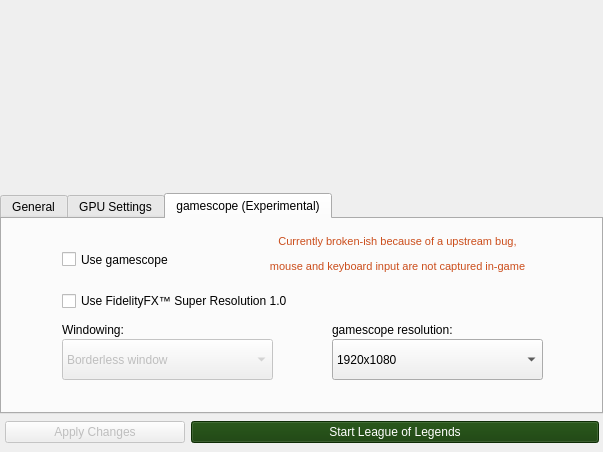
Above: python_src/ui/installer.ui from polkaulfield/lol-for-linux-installer before the change. Below: the same form after it.
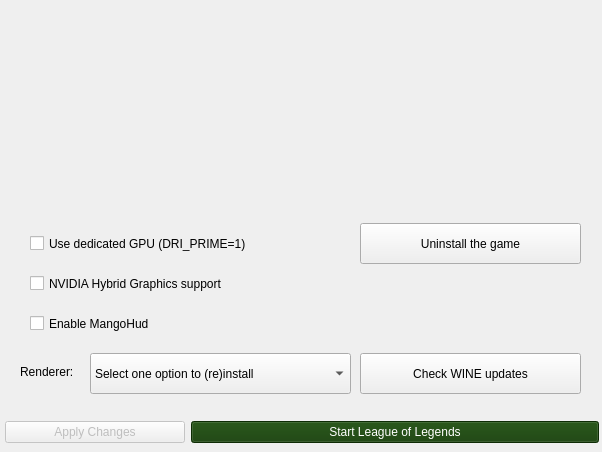
That is the form after the change. The open tabs and pages were chosen to show the change. Icons and pictures are not drawn.

Diff of the .ui file:
```diff
--- a/python_src/ui/installer.ui
+++ b/python_src/ui/installer.ui
@@ -9,7 +9,7 @@
    <rect>
     <x>0</x>
     <y>0</y>
-    <width>603</width>
+    <width>602</width>
     <height>452</height>
    </rect>
   </property>
@@ -192,7 +192,7 @@
            <item>
             <widget class="QStackedWidget" name="stackedWidget">
              <property name="currentIndex">
-              <number>1</number>
+              <number>3</number>
              </property>
              <widget class="QWidget" name="welcome">
               <widget class="QLabel" name="adviselabel">
@@ -811,43 +811,18 @@
                 </item>
                </layout>
               </widget>
-              <widget class="QTabWidget" name="tabWidget">
-               <property name="geometry">
-                <rect>
-                 <x>0</x>
-                 <y>0</y>
-                 <width>603</width>
-                 <height>221</height>
-                </rect>
-               </property>
-               <property name="tabPosition">
-                <enum>QTabWidget::North</enum>
-               </property>
-               <property name="tabShape">
-                <enum>QTabWidget::Rounded</enum>
-               </property>
-               <property name="currentIndex">
-                <number>0</number>
-               </property>
-               <widget class="QWidget" name="tab">
-                <attribute name="title">
-                 <string>General</string>
-                </attribute>
-                <widget class="QCheckBox" name="Usemangohud">
+              <widget class="QCheckBox" name="Usenvidiahybrid">
                  <property name="enabled">
                   <bool>true</bool>
                  </property>
                  <property name="geometry">
                   <rect>
                    <x>30</x>
-                   <y>40</y>
-                   <width>241</width>
+                 <y>70</y>
+                 <width>321</width>
                    <height>41</height>
                   </rect>
                  </property>
-                 <property name="toolTip">
-                  <string>&lt;html&gt;&lt;head/&gt;&lt;body&gt;&lt;p&gt;You need the MangoHud package installed system-wide&lt;/p&gt;&lt;p&gt;MangoHud is a overlay that shows performance data and can be configured graphically using 'goverlay'.&lt;/p&gt;&lt;/body&gt;&lt;/html&gt;</string>
-                 </property>
                  <property name="layoutDirection">
                   <enum>Qt::LeftToRight</enum>
                  </property>
@@ -855,24 +830,37 @@
                   <bool>false</bool>
                  </property>
                  <property name="text">
-                  <string>Enable MangoHud</string>
+                <string>NVIDIA Hybrid Graphics support</string>
                  </property>
                  <property name="icon">
                   <iconset theme="video-display">
                    <normaloff>.</normaloff>.</iconset>
                  </property>
                 </widget>
-                <widget class="QLabel" name="labelrenderer">
+              <widget class="QCheckBox" name="Usedriprime">
+               <property name="enabled">
+                <bool>true</bool>
+               </property>
                  <property name="geometry">
                   <rect>
                    <x>30</x>
-                   <y>80</y>
-                   <width>61</width>
-                   <height>18</height>
-                  </rect>
-                 </property>
+                 <y>30</y>
+                 <width>321</width>
+                 <height>41</height>
+                </rect>
+               </property>
+               <property name="layoutDirection">
+                <enum>Qt::LeftToRight</enum>
+               </property>
+               <property name="autoFillBackground">
+                <bool>false</bool>
+               </property>
                  <property name="text">
-                  <string>Renderer:</string>
+                <string>Use dedicated GPU (DRI_PRIME=1)</string>
+               </property>
+               <property name="icon">
+                <iconset theme="video-display">
+                 <normaloff>.</normaloff>.</iconset>
                  </property>
                 </widget>
                 <widget class="QComboBox" name="rendererCombobox">
@@ -881,15 +869,12 @@
                  </property>
                  <property name="geometry">
                   <rect>
-                   <x>30</x>
-                   <y>100</y>
+                 <x>90</x>
+                 <y>160</y>
                    <width>261</width>
                    <height>41</height>
                   </rect>
                  </property>
-                 <property name="toolTip">
-                  <string>&lt;html&gt;&lt;head/&gt;&lt;body&gt;&lt;p&gt;You dont need to reinstall DXVK every time&lt;/p&gt;&lt;p&gt;Do it once with the selected version, reinstallation is only necessary when a wine update is done.&lt;/p&gt;&lt;p&gt;Recommended DXVK version for old GPU's is &lt;span style=&quot; font-weight:700;&quot;&gt;1.10.3&lt;/span&gt;&lt;/p&gt;&lt;p&gt;&lt;span style=&quot; font-weight:700;&quot;&gt;Your GPU needs to support Vulkan!&lt;/span&gt;&lt;/p&gt;&lt;/body&gt;&lt;/html&gt;</string>
-                 </property>
                  <item>
                   <property name="text">
                    <string>Select one option to (re)install</string>
@@ -906,23 +891,59 @@
                   </property>
                  </item>
                 </widget>
+              <widget class="QLabel" name="labelrenderer">
+               <property name="geometry">
+                <rect>
+                 <x>20</x>
+                 <y>170</y>
+                 <width>61</width>
+                 <height>18</height>
+                </rect>
+               </property>
+               <property name="text">
+                <string>Renderer:</string>
+               </property>
+              </widget>
+              <widget class="QCheckBox" name="Usemangohud">
+               <property name="enabled">
+                <bool>true</bool>
+               </property>
+               <property name="geometry">
+                <rect>
+                 <x>30</x>
+                 <y>110</y>
+                 <width>321</width>
+                 <height>41</height>
+                </rect>
+               </property>
+               <property name="layoutDirection">
+                <enum>Qt::LeftToRight</enum>
+               </property>
+               <property name="autoFillBackground">
+                <bool>false</bool>
+               </property>
+               <property name="text">
+                <string>Enable MangoHud</string>
+               </property>
+               <property name="icon">
+                <iconset theme="video-display">
+                 <normaloff>.</normaloff>.</iconset>
+               </property>
+              </widget>
                 <widget class="QPushButton" name="uninstallLeaguebutton">
                  <property name="geometry">
                   <rect>
-                   <x>530</x>
-                   <y>100</y>
-                   <width>41</width>
+                 <x>360</x>
+                 <y>30</y>
+                 <width>221</width>
                    <height>41</height>
                   </rect>
                  </property>
-                 <property name="toolTip">
-                  <string>&lt;html&gt;&lt;head/&gt;&lt;body&gt;&lt;p&gt;Uninstall the game, no prompt will be shown&lt;/p&gt;&lt;p&gt;The game will imediately be removed.&lt;/p&gt;&lt;/body&gt;&lt;/html&gt;</string>
-                 </property>
                  <property name="autoFillBackground">
                   <bool>false</bool>
                  </property>
                  <property name="text">
-                  <string/>
+                <string>Uninstall the game</string>
                  </property>
                  <property name="icon">
                   <iconset theme="edit-delete">
@@ -935,9 +956,9 @@
                 <widget class="QPushButton" name="checkWineupdates">
                  <property name="geometry">
                   <rect>
-                   <x>320</x>
-                   <y>100</y>
-                   <width>201</width>
+                 <x>360</x>
+                 <y>160</y>
+                 <width>221</width>
                    <height>41</height>
                   </rect>
                  </property>
@@ -948,208 +969,6 @@
                   <iconset theme="view-refresh">
                    <normaloff>.</normaloff>.</iconset>
                  </property>
-                </widget>
-               </widget>
-               <widget class="QWidget" name="tab_3">
-                <attribute name="title">
-                 <string>GPU Settings</string>
-                </attribute>
-                <widget class="QCheckBox" name="Usedriprime">
-                 <property name="enabled">
-                  <bool>true</bool>
-                 </property>
-                 <property name="geometry">
-                  <rect>
-                   <x>40</x>
-                   <y>60</y>
-                   <width>600</width>
-                   <height>24</height>
-                  </rect>
-                 </property>
-                 <property name="toolTip">
-                  <string>&lt;html&gt;&lt;head/&gt;&lt;body&gt;&lt;p&gt;Useful for people using multiple GPU's&lt;/p&gt;&lt;p&gt;Intel and AMD GPU's/APU's only&lt;/p&gt;&lt;/body&gt;&lt;/html&gt;</string>
-                 </property>
-                 <property name="layoutDirection">
-                  <enum>Qt::LeftToRight</enum>
-                 </property>
-                 <property name="autoFillBackground">
-                  <bool>false</bool>
-                 </property>
-                 <property name="text">
-                  <string>Use dedicated GPU (DRI_PRIME=1)</string>
-                 </property>
-                 <property name="icon">
-                  <iconset theme="video-display">
-                   <normaloff>.</normaloff>.</iconset>
-                 </property>
-                </widget>
-                <widget class="QCheckBox" name="Usenvidiahybrid">
-                 <property name="enabled">
-                  <bool>true</bool>
-                 </property>
-                 <property name="geometry">
-                  <rect>
-                   <x>40</x>
-                   <y>100</y>
-                   <width>600</width>
-                   <height>24</height>
-                  </rect>
-                 </property>
-                 <property name="toolTip">
-                  <string>&lt;html&gt;&lt;head/&gt;&lt;body&gt;&lt;p&gt;Useful for people using NVIDIA laptops and other setups that have a combination of NVIDIA GPU's + APU's&lt;/p&gt;&lt;/body&gt;&lt;/html&gt;</string>
-                 </property>
-                 <property name="layoutDirection">
-                  <enum>Qt::LeftToRight</enum>
-                 </property>
-                 <property name="autoFillBackground">
-                  <bool>false</bool>
-                 </property>
-                 <property name="text">
-                  <string>NVIDIA Hybrid Graphics support</string>
-                 </property>
-                 <property name="icon">
-                  <iconset theme="video-display">
-                   <normaloff>.</normaloff>.</iconset>
-                 </property>
-                </widget>
-               </widget>
-               <widget class="QWidget" name="tab_2">
-                <attribute name="title">
-                 <string>gamescope (Experimental)</string>
-                </attribute>
-                <widget class="QCheckBox" name="Usegamescope">
-                 <property name="enabled">
-                  <bool>true</bool>
-                 </property>
-                 <property name="geometry">
-                  <rect>
-                   <x>60</x>
-                   <y>20</y>
-                   <width>161</width>
-                   <height>41</height>
-                  </rect>
-                 </property>
-                 <property name="layoutDirection">
-                  <enum>Qt::LeftToRight</enum>
-                 </property>
-                 <property name="autoFillBackground">
-                  <bool>false</bool>
-                 </property>
-                 <property name="text">
-                  <string>Use gamescope</string>
-                 </property>
-                 <property name="icon">
-                  <iconset theme="video-display">
-                   <normaloff>.</normaloff>.</iconset>
-                 </property>
-                </widget>
-                <widget class="QComboBox" name="resolutioncombobox">
-                 <property name="enabled">
-                  <bool>true</bool>
-                 </property>
-                 <property name="geometry">
-                  <rect>
-                   <x>330</x>
-                   <y>120</y>
-                   <width>211</width>
-                   <height>41</height>
-                  </rect>
-                 </property>
-                 <item>
-                  <property name="text">
-                   <string>1920x1080</string>
-                  </property>
-                 </item>
-                 <item>
-                  <property name="text">
-                   <string>1280x720</string>
-                  </property>
-                 </item>
-                 <item>
-                  <property name="text">
-                   <string>800x450</string>
-                  </property>
-                 </item>
-                </widget>
-                <widget class="QLabel" name="resolutionlabel">
-                 <property name="geometry">
-                  <rect>
-                   <x>330</x>
-                   <y>100</y>
-                   <width>201</width>
-                   <height>21</height>
-                  </rect>
-                 </property>
-                 <property name="text">
-                  <string>gamescope resolution:</string>
-                 </property>
-                </widget>
-                <widget class="QLabel" name="label">
-                 <property name="geometry">
-                  <rect>
-                   <x>60</x>
-                   <y>100</y>
-                   <width>81</width>
-                   <height>21</height>
-                  </rect>
-                 </property>
-                 <property name="text">
-                  <string>Windowing:</string>
-                 </property>
-                </widget>
-                <widget class="QComboBox" name="gamescopewindowbox">
-                 <property name="enabled">
-                  <bool>false</bool>
-                 </property>
-                 <property name="geometry">
-                  <rect>
-                   <x>60</x>
-                   <y>120</y>
-                   <width>211</width>
-                   <height>41</height>
-                  </rect>
-                 </property>
-                 <item>
-                  <property name="text">
-                   <string>Borderless window</string>
-                  </property>
-                 </item>
-                 <item>
-                  <property name="text">
-                   <string>Fullscreen window</string>
-                  </property>
-                 </item>
-                </widget>
-                <widget class="QCheckBox" name="Usefsrcheckbox">
-                 <property name="enabled">
-                  <bool>true</bool>
-                 </property>
-                 <property name="geometry">
-                  <rect>
-                   <x>60</x>
-                   <y>70</y>
-                   <width>261</width>
-                   <height>24</height>
-                  </rect>
-                 </property>
-                 <property name="text">
-                  <string>Use FidelityFX™ Super Resolution 1.0</string>
-                 </property>
-                </widget>
-                <widget class="QLabel" name="label_2">
-                 <property name="geometry">
-                  <rect>
-                   <x>230</x>
-                   <y>10</y>
-                   <width>331</width>
-                   <height>51</height>
-                  </rect>
-                 </property>
-                 <property name="text">
-                  <string>&lt;html&gt;&lt;head/&gt;&lt;body&gt;&lt;p align=&quot;center&quot;&gt;&lt;span style=&quot; font-size:8pt; color:#cb4d1b;&quot;&gt;Currently broken-ish because of a upstream bug,&lt;/span&gt;&lt;/p&gt;&lt;p align=&quot;center&quot;&gt;&lt;span style=&quot; font-size:8pt; color:#cb4d1b;&quot;&gt;mouse and keyboard input are not captured in-game&lt;/span&gt;&lt;/p&gt;&lt;/body&gt;&lt;/html&gt;</string>
-                 </property>
-                </widget>
-               </widget>
               </widget>
              </widget>
              <widget class="QWidget" name="region">
```
Lines whose indentation alone changed are shown as unchanged.
